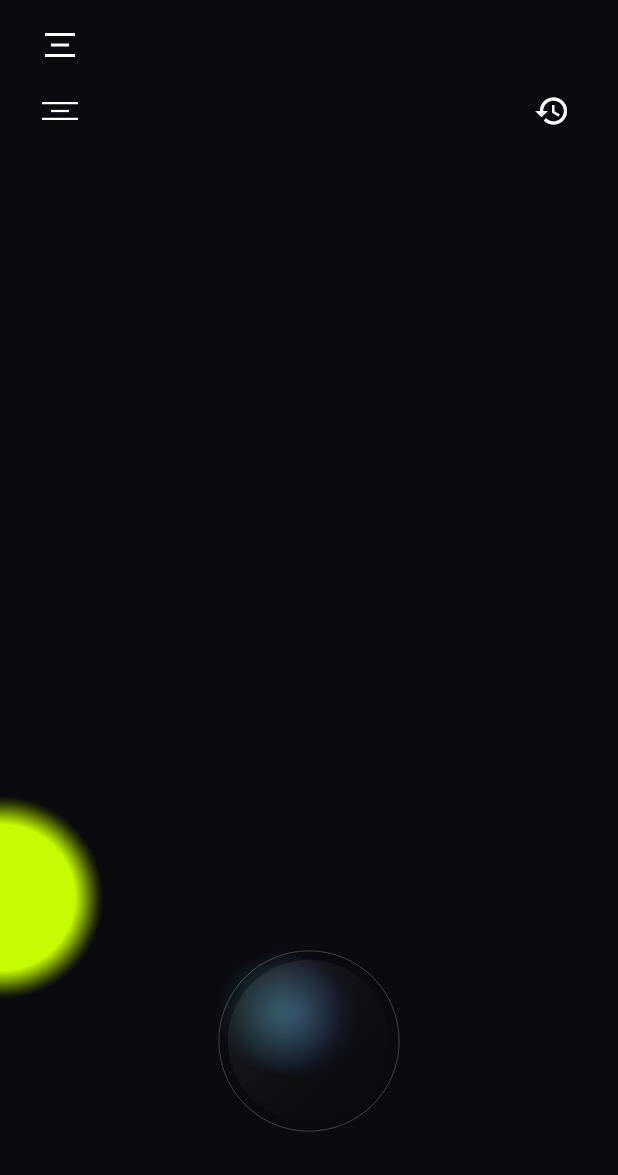
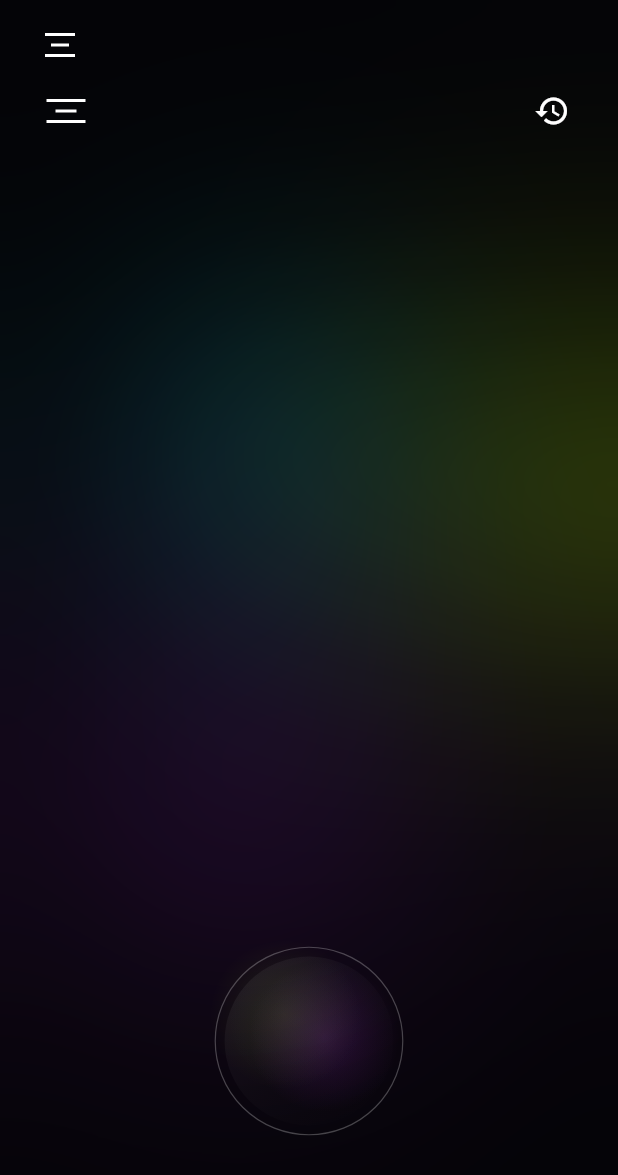
Before and after one commit to ggbbrr17/app, a Flutter app: the screen it shows after launch, after a tap on the "history" icon, after a tap on the "close" icon, on a phone screen of 412 x 824 dp. Shown: the top 1175 px of the screen. Run offline on Flutter 3.47's test engine with Material 3 defaults, Android fonts, the phone set to English and light mode, and no system bars; our stand-ins replace audioplayers, file_picker, flutter_local_notifications; missing offline and left inert: record.

Commit message:
UI: Aurora Overhaul

```diff
--- a/lib/main.dart
+++ b/lib/main.dart
@@ -73,71 +73,45 @@ class GlassOrbPainter extends CustomPainter {
     final center = Offset(size.width / 2, size.height / 2) + offset;
     final baseRadius = size.width * 0.35;
 
-    final pulse = math.sin(animationValue * 2 * math.pi) * 0.05;
+    // Animación más lenta (ciclo de 15 segundos en lugar de 1.2)
+    final slowAnim = animationValue;
+    final pulse = math.sin(slowAnim * 2 * math.pi) * 0.03;
     final currentRadius = baseRadius * (1.0 + pulse + (isPressed ? 0.1 : 0.0));
 
-    // Ciclo de Humo (Gris) vs Colores Vivos
-    // Usamos el animationValue para crear un ciclo donde a veces es gris
-    final smokeCycle = (math.sin(animationValue * math.pi * 0.5) + 1) / 2;
-    final bool isSmoky = smokeCycle < 0.2 && !isThinking && !isRecording;
-
     if (isThinking) {
-      // ESTADO PENSANDO: 3 Puntos en forma de Ola
-      final dotPaint = Paint()
-        ..color = Colors.cyanAccent.withValues(alpha: 0.4)
-        ..style = PaintingStyle.fill;
-
-      for (int i = 0; i < 3; i++) {
-        final double dotOffset = (i - 1) * 30.0; // Espaciado entre puntos
-        final double waveY = math.sin((animationValue * 2 * math.pi) + (i * 1.5)) * 10.0;
+      // NUEVA ANIMACIÓN PENSANDO: Remolino de luz interna
+      for (int i = 0; i < 5; i++) {
+        final double phase = (slowAnim * 4 * math.pi) + (i * 1.2);
+        final double radiusMult = 0.2 + (0.1 * i);
+        final swirlOffset = Offset(
+          math.sin(phase) * (currentRadius * radiusMult),
+          math.cos(phase) * (currentRadius * radiusMult)
+        );
 
         canvas.drawCircle(
-          center + Offset(dotOffset, waveY),
-          6.0,
-          dotPaint,
-        );
-
-        // Añadimos un pequeño resplandor a cada punto
-        canvas.drawCircle(
-          center + Offset(dotOffset, waveY),
-          12.0,
+          center + swirlOffset,
+          8.0 - i,
           Paint()
             ..shader = RadialGradient(
-              colors: [Colors.cyanAccent.withValues(alpha: 0.15), Colors.transparent],
-            ).createShader(Rect.fromCircle(center: center + Offset(dotOffset, waveY), radius: 12.0)),
+              colors: [Colors.cyanAccent.withValues(alpha: 0.4), Colors.transparent],
+            ).createShader(Rect.fromCircle(center: center + swirlOffset, radius: 8.0))
         );
       }
-    } else if (isSmoky) {
-      // ESTADO HUMO (Gris y Etéreo)
-      for (int i = 0; i < 3; i++) {
-        final t = (animationValue + (i * 0.33)) % 1.0;
-        final smokePaint = Paint()
-          ..shader = RadialGradient(
-            colors: [
-              Colors.grey.withValues(alpha: 0.3),
-              Colors.grey.withValues(alpha: 0.0),
-            ],
-            center: Alignment(math.sin(t * 2 * math.pi) * 0.5, math.cos(t * 2 * math.pi) * 0.5),
-          ).createShader(Rect.fromCircle(center: center, radius: currentRadius));
-        canvas.drawCircle(center, currentRadius, smokePaint);
     }
-    } else {
-      // ESTADO DINÁMICO (Reflejos que aparecen y desaparecen)
+
+    // REFLEJOS VARIABLES (No repetitivos)
     final colors = isRecording
         ? [Colors.redAccent, Colors.orangeAccent]
-          : (isThinking
-              ? [Colors.cyanAccent, Colors.blueAccent, Colors.purpleAccent]
-              : [Colors.cyanAccent, Colors.tealAccent, Colors.indigoAccent]);
+        : [Colors.cyanAccent, const Color(0xFFC6FF00), const Color(0xFF7B1FA2)];
 
     for (int i = 0; i < colors.length; i++) {
-        // Cada color tiene su propia fase de opacidad y posición
-        final double phase = (animationValue * 2 * math.pi) + (i * 1.5);
-        final double opacity = (math.sin(phase * 1.2) + 1.0) / 2.0 * 0.3; // Opacidad dinámica
+      // Uso de frecuencias distintas para evitar repetición obvia
+      final double phase = (slowAnim * 2 * math.pi * (1.0 + i * 0.1)) + (i * 2.1);
+      final double opacity = (math.sin(phase * 0.7) + 1.0) / 2.0 * 0.25;
 
-        // Movimiento lineal errático (no circular)
       final blobOffset = Offset(
-          math.sin(phase * 0.8) * 20,
-          math.cos(phase * 0.5) * 20
+        math.sin(phase * 0.6) * (currentRadius * 0.3),
+        math.cos(phase * 0.4) * (currentRadius * 0.3)
       );
 
       final blobPaint = Paint()
@@ -146,17 +120,16 @@ class GlassOrbPainter extends CustomPainter {
             colors[i].withValues(alpha: opacity),
             colors[i].withValues(alpha: 0.0),
           ],
-          ).createShader(Rect.fromCircle(center: center + blobOffset, radius: currentRadius * 0.7));
+        ).createShader(Rect.fromCircle(center: center + blobOffset, radius: currentRadius * 0.8));
 
       canvas.drawCircle(center + blobOffset, currentRadius, blobPaint..blendMode = BlendMode.screen);
     }
-    }
 
-    // Bordes de cristal y transparencia
+    // Bordes de cristal y transparencia premium
     final rimPaint = Paint()
       ..style = PaintingStyle.stroke
-      ..strokeWidth = 0.5
-      ..color = isSmoky ? Colors.white24 : Colors.white.withValues(alpha: 0.3);
+      ..strokeWidth = 0.8
+      ..color = Colors.white.withValues(alpha: 0.25);
     canvas.drawCircle(center, currentRadius, rimPaint);
 
     // Brillo sutil superior
@@ -164,75 +137,13 @@ class GlassOrbPainter extends CustomPainter {
       ..shader = LinearGradient(
         begin: Alignment.topLeft,
         end: Alignment.bottomRight,
-        colors: [Colors.white.withValues(alpha: 0.1), Colors.transparent],
+        colors: [Colors.white.withValues(alpha: 0.08), Colors.transparent],
       ).createShader(Rect.fromCircle(center: center, radius: currentRadius));
     canvas.drawCircle(center, currentRadius * 0.9, highlightPaint);
   }
 
   @override
   bool shouldRepaint(covariant GlassOrbPainter oldDelegate) => true;
-}
-
-class ParticlePainter extends CustomPainter {
-  final double animationValue;
-  final bool isSmokeState;
-  final List<Particle> particles;
-
-  ParticlePainter({
-    required this.animationValue,
-    required this.isSmokeState,
-    required this.particles,
-  });
-
-  @override
-  void paint(Canvas canvas, Size size) {
-    for (var particle in particles) {
-      particle.update(animationValue, size);
-
-      final color = isSmokeState
-          ? Colors.white.withValues(alpha: 0.15)
-          : particle.color.withValues(alpha: 0.4);
-
-      final paint = Paint()
-        ..shader = RadialGradient(
-          colors: [color, Colors.transparent],
-          stops: const [0.7, 1.0], // Nitidez: Núcleo más sólido
-        ).createShader(Rect.fromCircle(center: particle.position, radius: particle.radius));
-
-      if (isSmokeState) {
-        // Estilo Humo: Formas alargadas y etéreas
-        final path = Path();
-        path.addOval(Rect.fromCenter(
-          center: particle.position,
-          width: particle.radius * 2.5,
-          height: particle.radius * 0.8
-        ));
-        canvas.drawPath(path, paint);
-      } else {
-        // Estilo Partícula: Círculos nítidos
-        canvas.drawCircle(particle.position, particle.radius, paint);
-      }
-    }
-  }
-
-  @override
-  bool shouldRepaint(ParticlePainter oldDelegate) => true;
-}
-
-class Particle {
-  Offset position;
-  double radius;
-  Color color;
-  double speed;
-  double theta;
-
-  Particle({required this.position, required this.radius, required this.color, required this.speed, required this.theta});
-
-  void update(double t, Size size) {
-    position += Offset(math.cos(theta), math.sin(theta)) * speed;
-    if (position.dx < 0 || position.dx > size.width) theta = math.pi - theta;
-    if (position.dy < 0 || position.dy > size.height) theta = -theta;
-  }
 }
 
 class AnimatedHamburger extends StatelessWidget {
@@ -245,34 +156,39 @@ class AnimatedHamburger extends StatelessWidget {
   Widget build(BuildContext context) {
     return GestureDetector(
       onTap: onTap,
+      behavior: HitTestBehavior.opaque,
       child: SizedBox(
-        width: 40,
-        height: 40,
+        width: 48,
+        height: 48,
         child: Stack(
           alignment: Alignment.center,
           children: [
+            // Línea Superior
             AnimatedPositioned(
-              duration: const Duration(milliseconds: 300),
-              top: isOpen ? 20 : 14,
+              duration: const Duration(milliseconds: 400),
+              curve: Curves.elasticOut,
+              top: isOpen ? 23 : 16,
               child: AnimatedRotation(
-                duration: const Duration(milliseconds: 300),
+                duration: const Duration(milliseconds: 400),
                 turns: isOpen ? 0.125 : 0,
-                child: Container(width: 24, height: 1.5, color: Colors.white),
+                child: Container(width: 26, height: 2, color: Colors.white),
               ),
             ),
-            AnimatedContainer(
-              duration: const Duration(milliseconds: 300),
-              width: isOpen ? 0 : 12, // Línea central más corta
-              height: 1.5,
-              color: Colors.white,
+            // Línea Central (Desaparece)
+            AnimatedOpacity(
+              duration: const Duration(milliseconds: 200),
+              opacity: isOpen ? 0.0 : 1.0,
+              child: Container(width: 14, height: 2, color: Colors.white),
             ),
+            // Línea Inferior
             AnimatedPositioned(
-              duration: const Duration(milliseconds: 300),
-              bottom: isOpen ? 18.5 : 14,
+              duration: const Duration(milliseconds: 400),
+              curve: Curves.elasticOut,
+              bottom: isOpen ? 23 : 16,
               child: AnimatedRotation(
-                duration: const Duration(milliseconds: 300),
+                duration: const Duration(milliseconds: 400),
                 turns: isOpen ? -0.125 : 0,
-                child: Container(width: 24, height: 1.5, color: Colors.white),
+                child: Container(width: 26, height: 2, color: Colors.white),
               ),
             ),
           ],
@@ -282,44 +198,57 @@ class AnimatedHamburger extends StatelessWidget {
   }
 }
 
-class MeshGradientBackground extends StatefulWidget {
+class MeshGradientBackground extends StatelessWidget {
   final Animation<double> animation;
-  final bool isSmokeState;
-  const MeshGradientBackground({super.key, required this.animation, required this.isSmokeState});
-
-  @override
-  State<MeshGradientBackground> createState() => _MeshGradientBackgroundState();
-}
-
-class _MeshGradientBackgroundState extends State<MeshGradientBackground> {
-  final List<Particle> _particles = List.generate(8, (index) {
-    final random = math.Random();
-    return Particle(
-      position: Offset(random.nextDouble() * 400, random.nextDouble() * 800),
-      radius: 40 + random.nextDouble() * 60,
-      color: [const Color(0xFF1A237E), const Color(0xFFC6FF00), const Color(0xFF7B1FA2)][random.nextInt(3)],
-      speed: 0.2 + random.nextDouble() * 0.5,
-      theta: random.nextDouble() * 2 * math.pi,
-    );
-  });
+  const MeshGradientBackground({super.key, required this.animation});
 
   @override
   Widget build(BuildContext context) {
     return AnimatedBuilder(
-      animation: widget.animation,
+      animation: animation,
       builder: (context, child) {
+        final t = animation.value * 2 * math.pi;
         return Container(
-          color: widget.isSmokeState ? const Color(0xFF1A1A1C) : const Color(0xFF0A0A0F),
-          child: CustomPaint(
-            painter: ParticlePainter(
-              animationValue: widget.animation.value,
-              isSmokeState: widget.isSmokeState,
-              particles: _particles,
+          decoration: const BoxDecoration(color: Color(0xFF050508)),
+          child: Stack(
+            children: [
+              // Aurora Cian
+              _buildAurora(context, const Color(0xFF00E5FF), 0.2, 0.3, t, 1.2),
+              // Aurora Lima
+              _buildAurora(context, const Color(0xFFC6FF00), 0.8, 0.4, t + 2.0, 1.5),
+              // Aurora Violeta Etea
+              _buildAurora(context, const Color(0xFF7B1FA2), 0.5, 0.7, t + 4.0, 1.8),
+
+              // Capa de profundidad final
+              BackdropFilter(
+                filter: ImageFilter.blur(sigmaX: 60, sigmaY: 60),
+                child: Container(color: Colors.black.withValues(alpha: 0.1)),
               ),
-            size: Size.infinite,
+            ],
           ),
         );
       },
+    );
+  }
+
+  Widget _buildAurora(BuildContext context, Color color, double x, double y, double t, double sizeMult) {
+    final size = MediaQuery.of(context).size;
+    final dx = math.sin(t * 0.5) * 100;
+    final dy = math.cos(t * 0.3) * 100;
+
+    return Positioned(
+      left: (x * size.width) + dx - (200 * sizeMult),
+      top: (y * size.height) + dy - (200 * sizeMult),
+      child: Container(
+        width: 400 * sizeMult,
+        height: 400 * sizeMult,
+        decoration: BoxDecoration(
+          shape: BoxShape.circle,
+          gradient: RadialGradient(
+            colors: [color.withValues(alpha: 0.3), Colors.transparent],
+          ),
+        ),
+      ),
     );
   }
 }
@@ -358,10 +287,6 @@ class _ChatScreenState extends State<ChatScreen> with TickerProviderStateMixin,
   bool _isOrbPressed = false;
   bool _showTextField = false; // New: Toggle text field
 
-  // Ciclo Atmosférico (Humo)
-  bool _isSmokeState = false;
-  Timer? _smokeTimer;
-
   // History state - Grouped by "Chat Sessions"
   bool _showHistory = false;
   final List<List<Map<String, dynamic>>> _chatSessions = [];
@@ -386,8 +311,8 @@ class _ChatScreenState extends State<ChatScreen> with TickerProviderStateMixin,
       });
     });
 
-    _pulseController = AnimationController(vsync: this, duration: const Duration(milliseconds: 1200))..repeat(reverse: true);
-    _waveController = AnimationController(vsync: this, duration: const Duration(seconds: 10))..repeat();
+    _pulseController = AnimationController(vsync: this, duration: const Duration(seconds: 10))..repeat(reverse: true);
+    _waveController = AnimationController(vsync: this, duration: const Duration(seconds: 20))..repeat();
 
     _menuAnimationController = AnimationController(
       vsync: this,
@@ -398,7 +323,6 @@ class _ChatScreenState extends State<ChatScreen> with TickerProviderStateMixin,
       end: Offset.zero,
     ).animate(CurvedAnimation(parent: _menuAnimationController, curve: Curves.easeOut));
 
-    _startSmokeCycle();
     _startNotificationPolling();
   }
 
@@ -470,27 +394,8 @@ class _ChatScreenState extends State<ChatScreen> with TickerProviderStateMixin,
     await flutterLocalNotificationsPlugin.show(0, title, body, platformDetails);
   }
 
-  void _startSmokeCycle() {
-    _smokeTimer = Timer.periodic(const Duration(seconds: 30), (timer) {
-      if (mounted) {
-        setState(() {
-          _isSmokeState = true;
-        });
-        // El estado humo dura 8 segundos
-        Future.delayed(const Duration(seconds: 8), () {
-          if (mounted) {
-            setState(() {
-              _isSmokeState = false;
-            });
-          }
-        });
-      }
-    });
-  }
-
   @override
   void dispose() {
-    _smokeTimer?.cancel();
     _notificationPollingTimer?.cancel();
     _pulseController.dispose();
     _waveController.dispose();
@@ -714,8 +619,8 @@ class _ChatScreenState extends State<ChatScreen> with TickerProviderStateMixin,
         onTap: _unfocus,
         child: Stack(
           children: [
-            // Background con Ciclo Atmosférico
-            MeshGradientBackground(animation: _waveController, isSmokeState: _isSmokeState),
+            // Background Aurora Boreal
+            MeshGradientBackground(animation: _waveController),
 
             // Header
             Positioned(
```
Lines whose indentation alone changed are shown as unchanged.
